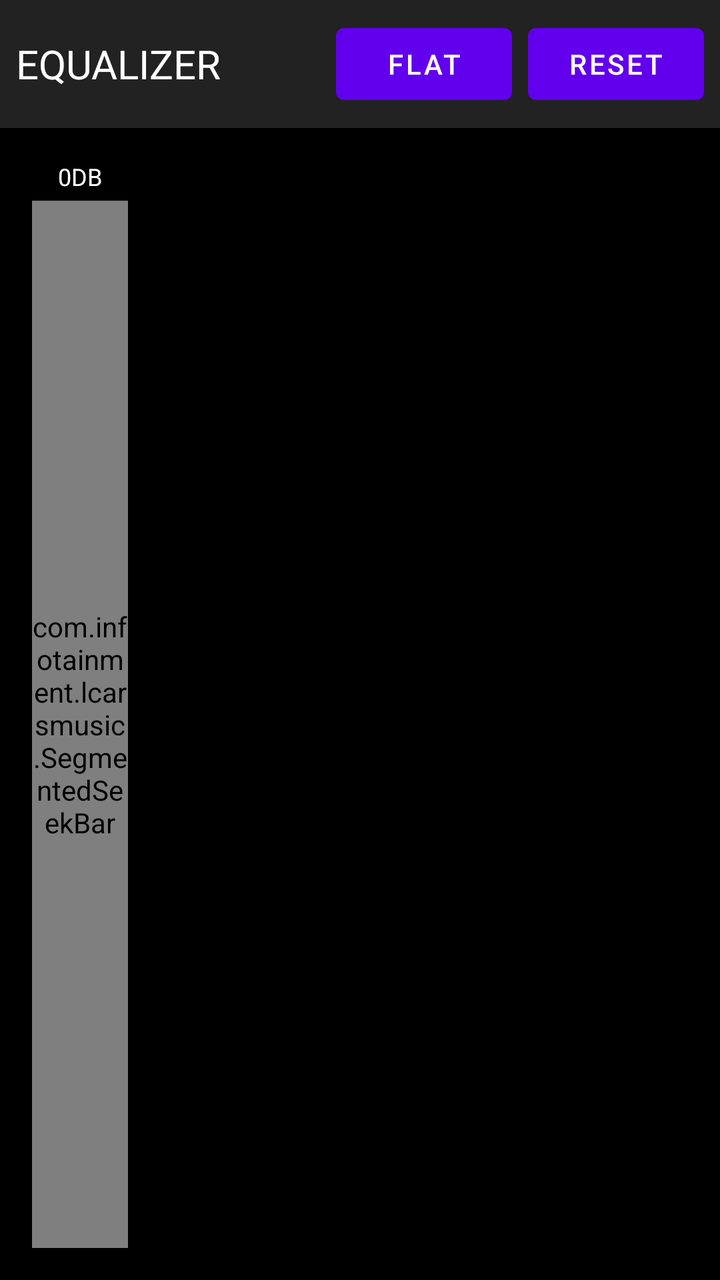
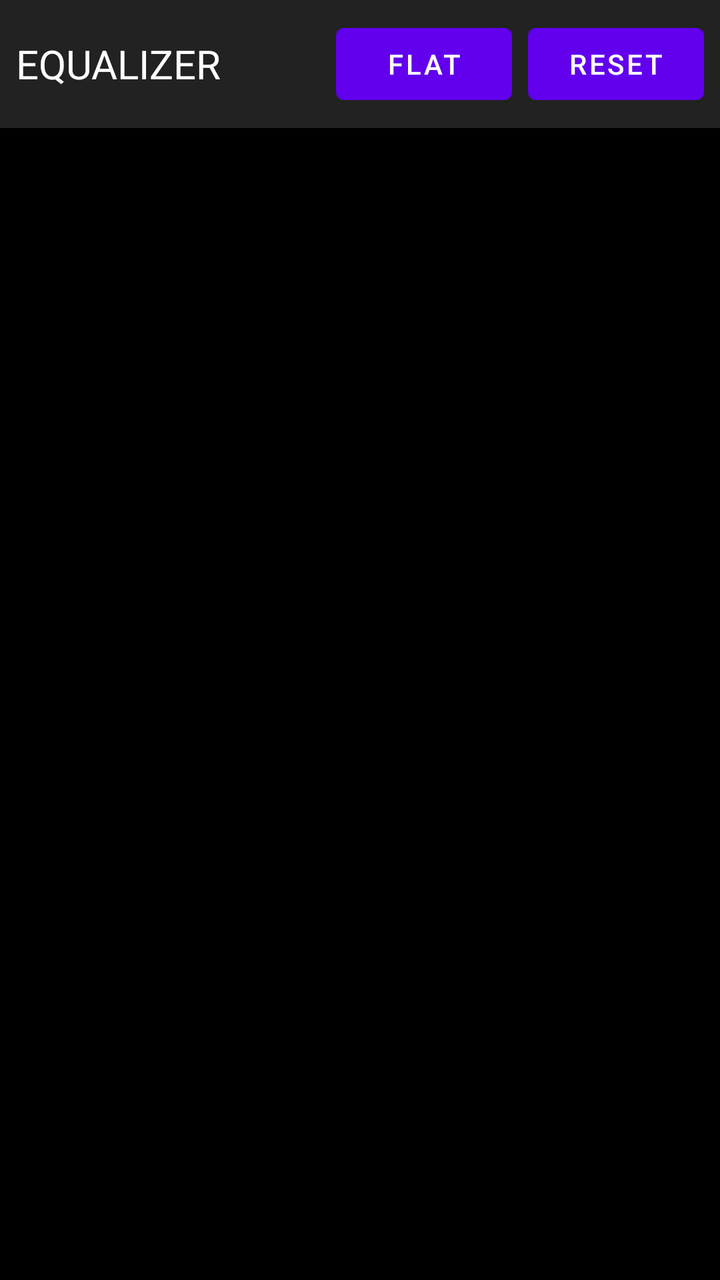

An Android layout rendered at two revisions. The XML below is the earlier revision; the diff shows what the commit changed to produce the second picture.
<!-- AndroidManifest.xml: application theme Theme.LCARSMusic -->
<!-- res/layout/layout_equalizer.xml -->
<?xml version="1.0" encoding="utf-8"?>
<LinearLayout xmlns:android="http://schemas.android.com/apk/res/android"
    xmlns:app="http://schemas.android.com/apk/res-auto"
    android:layout_width="match_parent"
    android:layout_height="match_parent"
    android:orientation="vertical"
    android:background="#000000">

    
    <RelativeLayout
        android:layout_width="match_parent"
        android:layout_height="wrap_content"
        android:padding="8dp"
        android:background="#222222">

        <TextView
            android:layout_width="wrap_content"
            android:layout_height="wrap_content"
            android:layout_centerVertical="true"
            android:text="EQUALIZER"
            android:textAllCaps="true"
            android:textColor="#FFFFFF"
            android:textSize="20sp" />

        <LinearLayout
            android:layout_width="wrap_content"
            android:layout_height="wrap_content"
            android:layout_alignParentEnd="true"
            android:orientation="horizontal">

            <Button
                android:id="@+id/btn_preset_selector"
                android:layout_width="wrap_content"
                android:layout_height="wrap_content"
                android:minHeight="48dp"
                android:text="FLAT"
                android:textAllCaps="true"
                android:layout_marginEnd="8dp" />

            <Button
                android:id="@+id/btn_reset_equalizer"
                android:layout_width="wrap_content"
                android:layout_height="wrap_content"
                android:minHeight="48dp"
                android:text="RESET"
                android:textAllCaps="true" />
        </LinearLayout>
    </RelativeLayout>

    
    <HorizontalScrollView
        android:layout_width="match_parent"
        android:layout_height="match_parent"
        android:padding="16dp">

        <LinearLayout
            android:id="@+id/ll_equalizer_controls"
            android:layout_width="wrap_content"
            android:layout_height="match_parent"
            android:orientation="horizontal"
            android:gravity="center_vertical">

            
            <LinearLayout
                android:layout_width="wrap_content"
                android:layout_height="match_parent"
                android:orientation="vertical"
                android:gravity="center_horizontal"
                android:layout_marginEnd="24dp">

                <TextView
                    android:id="@+id/tv_band_value_1"
                    android:layout_width="wrap_content"
                    android:layout_height="wrap_content"
                    android:text="0DB"
                    android:textColor="#FFFFFF"
                    android:textSize="12sp"
                    android:layout_marginBottom="4dp"/>

                <com.infotainment.lcarsmusic.SegmentedSeekBar
                    android:id="@+id/seekBar_band_1"
                    android:layout_width="48dp"
                    android:layout_height="match_parent"
                    app:ssb_progress="50"
                    app:ssb_segmentCount="12"
                    app:ssb_activeColor="#04AA6D"
                    app:ssb_inactiveColor="#1A3D2A"
                    app:ssb_thumbColor="#FFFFFF"/>

                <TextView
                    android:id="@+id/tv_band_freq_1"
                    android:layout_width="wrap_content"
                    android:layout_height="wrap_content"
                    android:text="60HZ"
                    android:textColor="#AAAAAA"
                    android:textSize="12sp"
                    android:layout_marginTop="4dp"/>
            </LinearLayout>

            

        </LinearLayout>
    </HorizontalScrollView>

</LinearLayout>
<!-- resources referenced by this layout -->
<resources>
  <style name="Theme.LCARSMusic" parent="Theme.MaterialComponents.DayNight.NoActionBar">
          
          <item name="colorPrimary">@color/purple_500</item>
          <item name="colorPrimaryVariant">@color/purple_700</item>
          <item name="colorOnPrimary">@color/white</item>
          
          <item name="colorSecondary">@color/teal_200</item>
          <item name="colorSecondaryVariant">@color/teal_700</item>
          <item name="colorOnSecondary">@color/black</item>
          
          <item name="android:statusBarColor">?attr/colorPrimaryVariant</item>
          
      </style>
  <color name="purple_500">#FF6200EE</color>
  <color name="purple_700">#FF3700B3</color>
  <color name="white">#FFFFFFFF</color>
  <color name="teal_200">#FF03DAC5</color>
  <color name="teal_700">#FF018786</color>
  <color name="black">#FF000000</color>
</resources>

<!-- the commit's change to res/layout/layout_equalizer.xml (unified diff, before → after) -->
@@ -1,6 +1,5 @@
 <?xml version="1.0" encoding="utf-8"?>
 <LinearLayout xmlns:android="http://schemas.android.com/apk/res/android"
-    xmlns:app="http://schemas.android.com/apk/res-auto"
     android:layout_width="match_parent"
     android:layout_height="match_parent"
     android:orientation="vertical"
@@ -54,52 +53,11 @@
         android:padding="16dp">
 
         <LinearLayout
-            android:id="@+id/ll_equalizer_controls"
+            android:id="@+id/equalizerBandsContainer"
             android:layout_width="wrap_content"
             android:layout_height="match_parent"
             android:orientation="horizontal"
-            android:gravity="center_vertical">
-
-            
-            <LinearLayout
-                android:layout_width="wrap_content"
-                android:layout_height="match_parent"
-                android:orientation="vertical"
-                android:gravity="center_horizontal"
-                android:layout_marginEnd="24dp">
-
-                <TextView
-                    android:id="@+id/tv_band_value_1"
-                    android:layout_width="wrap_content"
-                    android:layout_height="wrap_content"
-                    android:text="0DB"
-                    android:textColor="#FFFFFF"
-                    android:textSize="12sp"
-                    android:layout_marginBottom="4dp"/>
-
-                <com.infotainment.lcarsmusic.SegmentedSeekBar
-                    android:id="@+id/seekBar_band_1"
-                    android:layout_width="48dp"
-                    android:layout_height="match_parent"
-                    app:ssb_progress="50"
-                    app:ssb_segmentCount="12"
-                    app:ssb_activeColor="#04AA6D"
-                    app:ssb_inactiveColor="#1A3D2A"
-                    app:ssb_thumbColor="#FFFFFF"/>
-
-                <TextView
-                    android:id="@+id/tv_band_freq_1"
-                    android:layout_width="wrap_content"
-                    android:layout_height="wrap_content"
-                    android:text="60HZ"
-                    android:textColor="#AAAAAA"
-                    android:textSize="12sp"
-                    android:layout_marginTop="4dp"/>
-            </LinearLayout>
-
-            
-
-        </LinearLayout>
+            android:gravity="center_vertical" />
     </HorizontalScrollView>
 
 </LinearLayout>
